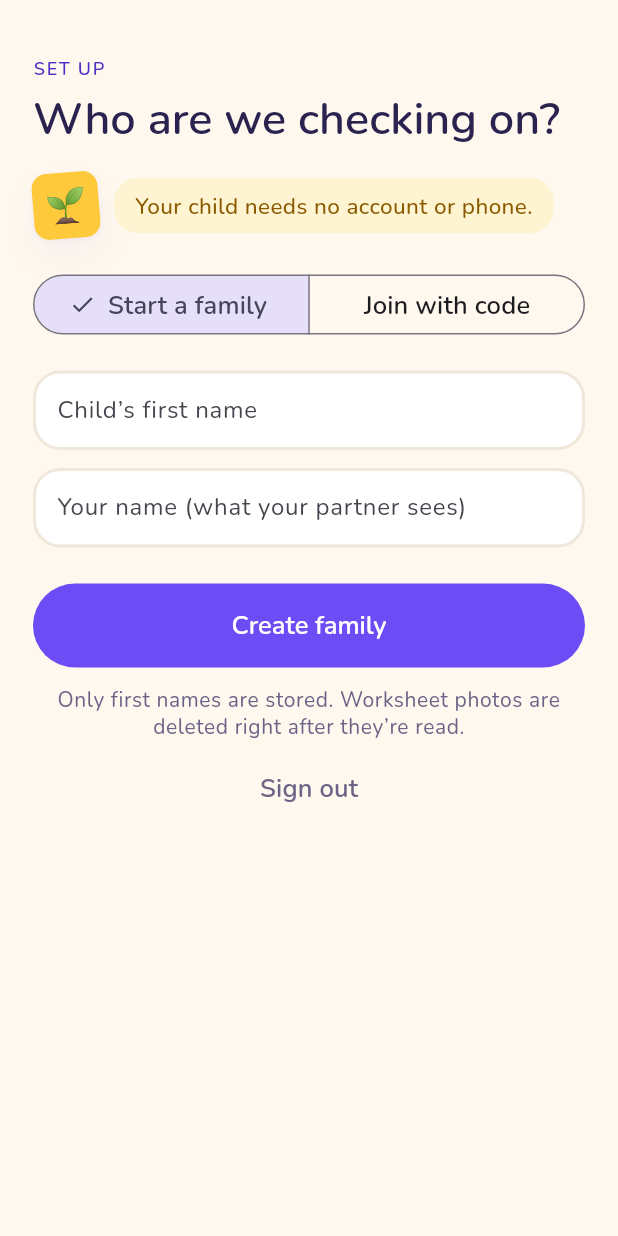
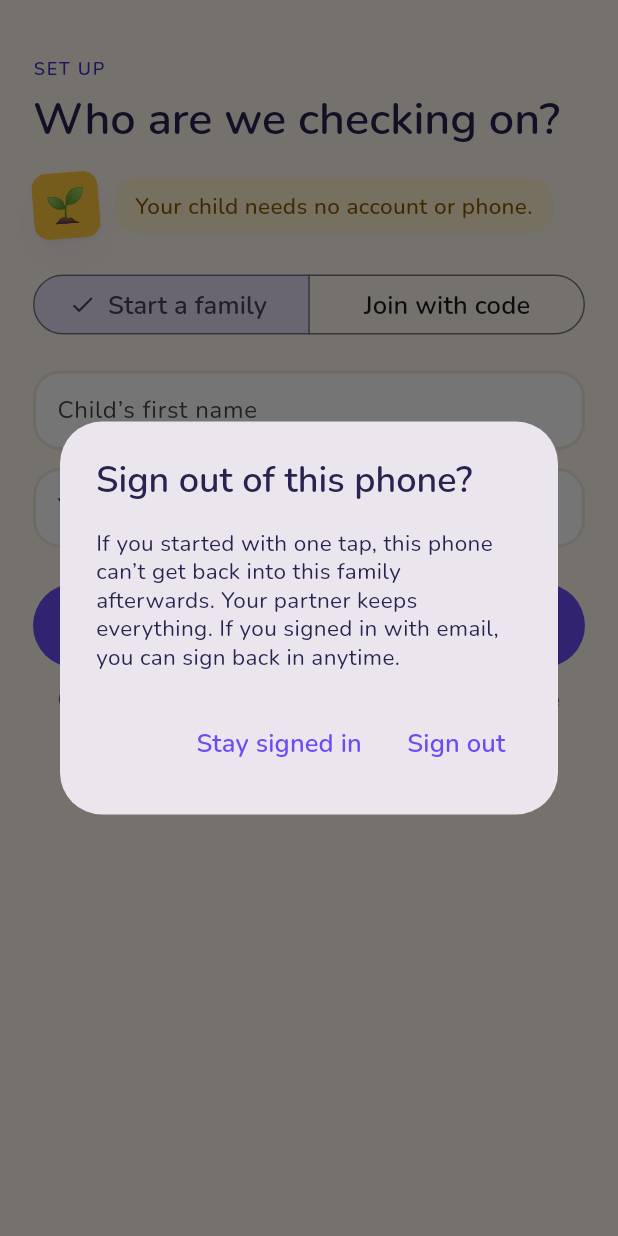
Before and after one commit to abssi-maker/doesitstick, a Flutter app: the OnboardingScreen screen opened directly with empty values, after a tap on "Sign out", on a phone screen of 412 x 824 dp. Run offline on Flutter 3.47's test engine with Material 3 defaults, Android fonts, the phone set to English and light mode, and no system bars; our stand-ins replace clock, google_fonts, image_picker, shared_preferences; missing offline and left inert: flutter_driver, serverpod, serverpod_auth_core_client, serverpod_auth_core_server, serverpod_auth_idp_client, serverpod_auth_idp_flutter and 4 more; accounts and stored records are empty; statements that could not run were skipped.

Commit message:
Make family setup safe to retry and confirm before signing out
- family.create returns the existing family on retry; join with the same code does too
- onboarding carries on if the family was set up but the reply was lost
- warn before signing out, since one-tap accounts can't sign back in
- clearer message when the server can't be reached

```diff
--- a/doesitstick_flutter/lib/screens/family_screen.dart
+++ b/doesitstick_flutter/lib/screens/family_screen.dart
@@ -108,7 +108,11 @@ class FamilyScreen extends StatelessWidget {
         ),
         const SizedBox(height: 16),
         OutlinedButton(
-          onPressed: () => client.auth.signOutDevice(),
+          onPressed: () async {
+            if (await confirmSignOut(context)) {
+              await client.auth.signOutDevice();
+            }
+          },
           child: const Text('Sign out'),
         ),
       ],
--- a/doesitstick_flutter/lib/screens/onboarding_screen.dart
+++ b/doesitstick_flutter/lib/screens/onboarding_screen.dart
@@ -31,7 +31,14 @@ class _OnboardingScreenState extends State<OnboardingScreen> {
       }
       widget.onDone();
     } catch (e) {
-      if (mounted) toast(context, errorText(e));
+      // The family may have been set up even though the reply was lost;
+      // if so, carry on instead of leaving the parent on this screen.
+      final family = await client.family.me().catchError((_) => null);
+      if (family != null) {
+        widget.onDone();
+      } else if (mounted) {
+        toast(context, errorText(e));
+      }
     } finally {
       if (mounted) setState(() => _busy = false);
     }
@@ -111,7 +118,11 @@ class _OnboardingScreenState extends State<OnboardingScreen> {
                 ),
                 const SizedBox(height: 8),
                 TextButton(
-                  onPressed: () => client.auth.signOutDevice(),
+                  onPressed: () async {
+                    if (await confirmSignOut(context)) {
+                      await client.auth.signOutDevice();
+                    }
+                  },
                   style: TextButton.styleFrom(foregroundColor: C.ink2),
                   child: const Text('Sign out'),
                 ),
--- a/doesitstick_flutter/lib/widgets/common.dart
+++ b/doesitstick_flutter/lib/widgets/common.dart
@@ -150,5 +150,38 @@ String errorText(Object e) {
   if (e is DidItStickException) return e.message;
   final s = e.toString();
   final m = RegExp(r'message: ([^,)]+)').firstMatch(s);
-  return m?.group(1) ?? 'Something went wrong. Please try again.';
+  if (m != null) return m.group(1)!;
+  if (RegExp(
+    r'Socket|Timeout|connection|host lookup|Network',
+    caseSensitive: false,
+  ).hasMatch(s)) {
+    return 'Can’t reach Did It Stick. Check your connection and try again.';
+  }
+  return 'Something went wrong. Please try again.';
 }
+
+/// One-tap accounts can't be signed back into, so warn before signing out.
+Future<bool> confirmSignOut(BuildContext context) async {
+  final ok = await showDialog<bool>(
+    context: context,
+    builder: (context) => AlertDialog(
+      title: const Text('Sign out of this phone?'),
+      content: const Text(
+        'If you started with one tap, this phone can’t get back into this '
+        'family afterwards. Your partner keeps everything. '
+        'If you signed in with email, you can sign back in anytime.',
+      ),
+      actions: [
+        TextButton(
+          onPressed: () => Navigator.pop(context, false),
+          child: const Text('Stay signed in'),
+        ),
+        TextButton(
+          onPressed: () => Navigator.pop(context, true),
+          child: const Text('Sign out'),
+        ),
+      ],
+    ),
+  );
+  return ok ?? false;
+}
```
Also changed, not shown: doesitstick_server/lib/src/family/family_service.dart (+11 -6 lines), 1 other file.
